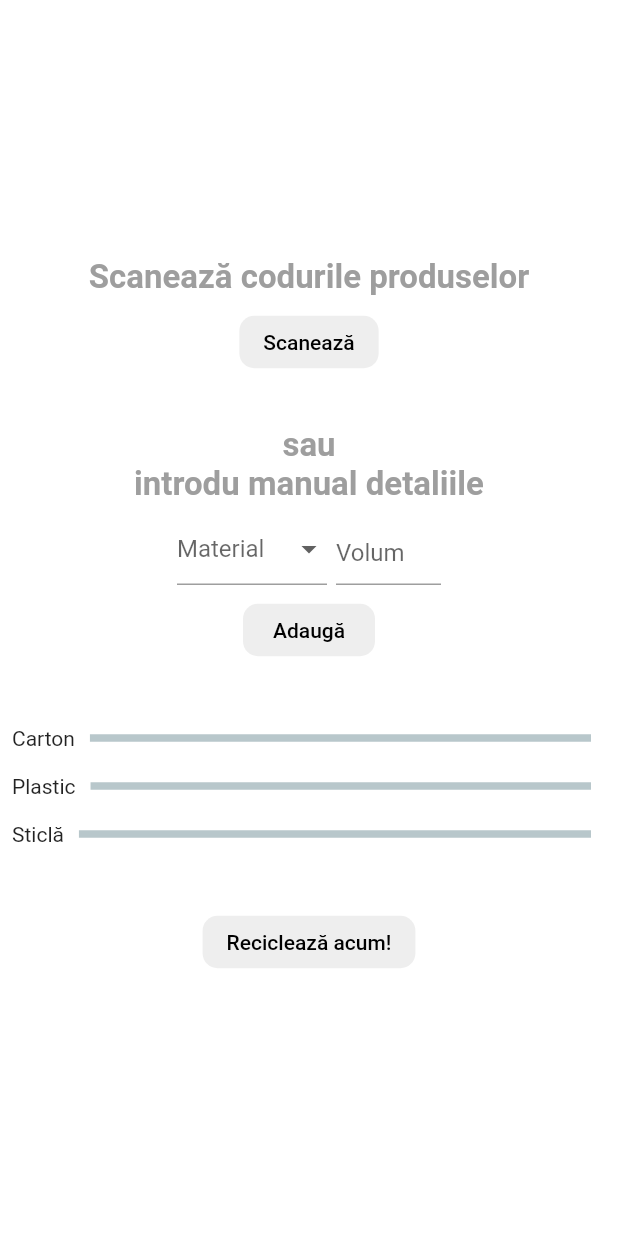
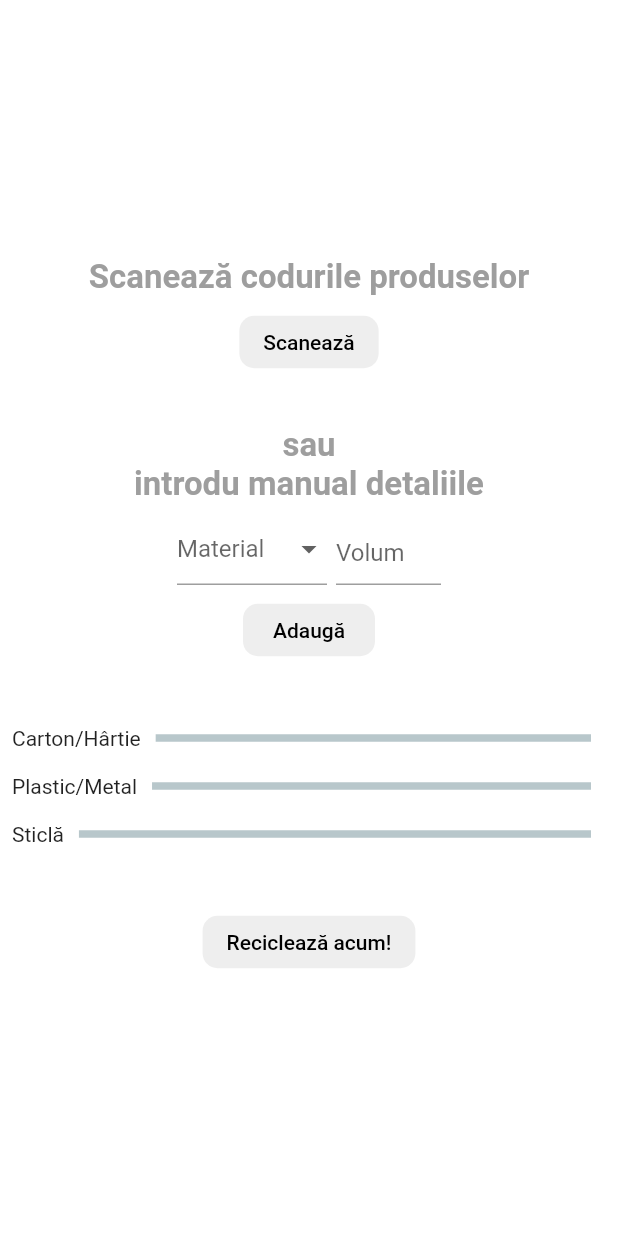
Before and after one commit to PrinceMatthew/smareci, a Flutter app: the addRecycledItems screen opened directly with empty values, after a tap on "Scanează", on a phone screen of 412 x 824 dp. Run offline on Flutter 3.47's test engine with Material 2 defaults, Android fonts, the light colour scheme and no system bars; drawn by our look-alikes of percent_indicator; our stand-ins replace appwrite, google_maps_flutter; missing offline and left inert: flutter_barcode_scanner; network calls fail.

```diff
--- a/lib/pages/pointData.dart
+++ b/lib/pages/pointData.dart
@@ -75,7 +75,7 @@ class _RecyclePageState extends State<RecyclePage> {
                         percent: data.statPlastic.toDouble() / 100000,
                         animation: true,
                         center: Text("Plastic/Metal"),
-                        progressColor: Colors.yellowAccent,
+                        progressColor: Colors.yellow,
                       ),
                       SizedBox(
                         height: 16,
@@ -86,7 +86,7 @@ class _RecyclePageState extends State<RecyclePage> {
                         percent: data.statSticla.toDouble() / 100000,
                         animation: true,
                         center: Text("Sticlă"),
-                        progressColor: Colors.blueAccent,
+                        progressColor: Colors.green,
                       ),
                       SizedBox(
                         height: 16,
@@ -97,7 +97,7 @@ class _RecyclePageState extends State<RecyclePage> {
                         percent: data.statHartie.toDouble() / 100000,
                         animation: true,
                         center: Text("Hârtie/Carton"),
-                        progressColor: Colors.brown,
+                        progressColor: Colors.blue,
                       ),
                     ],
                   );
--- a/lib/pages/recycle.dart
+++ b/lib/pages/recycle.dart
@@ -72,30 +72,39 @@ class _addRecycledItemsState extends State<addRecycledItems> {
                   collectionId: Config.objectCodesID,
                   queries: [Query.equal("barcode", objectCode)],
                 );
+                if (awaitObjectData.total == 0) {
+                  var snack = SnackBar(
+                    content: Text("Obiectul nu a fost găsit în baza de date!"),
+                    duration: Duration(seconds: 1),
+                  );
+                  ScaffoldMessenger.of(context).showSnackBar(snack);
+                  return;
+                }
                 var recycledObjectData = awaitObjectData.documents
                     .map((document) => RecycledObject.fromJson(document.data))
                     .first;
                 if (recycledObjectData.type == "Plastic") {
                   _progressPlastic += recycledObjectData.volume;
                   _availablePlastic -= recycledObjectData.volume;
-                  setState((){
-                   _percentPlastic = _progressPlastic / _availablePlastic;
+                  setState(() {
+                    _percentPlastic = _progressPlastic / _availablePlastic;
                   });
                 } else if (recycledObjectData.type == "Carton") {
                   _progressCarton += recycledObjectData.volume;
                   _availableCarton -= recycledObjectData.volume;
-                  setState((){
+                  setState(() {
                     _percentCarton = _progressCarton / _availableCarton;
                   });
                 } else if (recycledObjectData.type == "Sticlă") {
                   _progressSticla += recycledObjectData.volume;
                   _availableSticla -= recycledObjectData.volume;
-                  setState((){
+                  setState(() {
                     _percentSticla = _progressSticla / _availableSticla;
                   });
                 }
                 var snack = SnackBar(
                   content: Text("Obiectul scanat a fost adăugat!"),
+                  duration: Duration(seconds: 1),
                 );
                 ScaffoldMessenger.of(context).showSnackBar(snack);
               },
@@ -200,6 +209,7 @@ class _addRecycledItemsState extends State<addRecycledItems> {
                     });
                     const snack = SnackBar(
                       content: Text("Adăugat in lista de reciclare!"),
+                      duration: Duration(seconds: 1),
                     );
                     ScaffoldMessenger.of(context).showSnackBar(snack);
                   } else {
@@ -207,6 +217,7 @@ class _addRecycledItemsState extends State<addRecycledItems> {
                       content: Text("Volum prea mare! Disponibili doar " +
                           _availableCarton.toString() +
                           " mL."),
+                      duration: Duration(seconds: 1),
                     );
                     ScaffoldMessenger.of(context).showSnackBar(snack);
                   }
@@ -219,6 +230,7 @@ class _addRecycledItemsState extends State<addRecycledItems> {
                     });
                     const snack = SnackBar(
                       content: Text("Adăugat in lista de reciclare!"),
+                      duration: Duration(seconds: 1),
                     );
                     ScaffoldMessenger.of(context).showSnackBar(snack);
                   } else {
@@ -226,6 +238,7 @@ class _addRecycledItemsState extends State<addRecycledItems> {
                       content: Text("Volum prea mare! Disponibili doar " +
                           _availablePlastic.toString() +
                           " mL."),
+                      duration: Duration(seconds: 1),
                     );
                     ScaffoldMessenger.of(context).showSnackBar(snack);
                   }
@@ -238,6 +251,7 @@ class _addRecycledItemsState extends State<addRecycledItems> {
                     });
                     const snack = SnackBar(
                       content: Text("Adăugat in lista de reciclare!"),
+                      duration: Duration(seconds: 1),
                     );
                     ScaffoldMessenger.of(context).showSnackBar(snack);
                   } else {
@@ -245,6 +259,7 @@ class _addRecycledItemsState extends State<addRecycledItems> {
                       content: Text("Volum prea mare! Disponibili doar " +
                           _availableSticla.toString() +
                           " mL."),
+                      duration: Duration(seconds: 1),
                     );
                     ScaffoldMessenger.of(context).showSnackBar(snack);
                   }
@@ -268,16 +283,16 @@ class _addRecycledItemsState extends State<addRecycledItems> {
               padding: const EdgeInsets.all(8.0),
               child: LinearPercentIndicator(
                 percent: _percentCarton,
-                leading: Text("Carton"),
-                progressColor: Colors.red,
+                leading: Text("Carton/Hârtie"),
+                progressColor: Colors.blue,
               ),
             ),
             Padding(
               padding: const EdgeInsets.all(8.0),
               child: LinearPercentIndicator(
                 percent: _percentPlastic,
-                leading: Text("Plastic"),
-                progressColor: Colors.blue,
+                leading: Text("Plastic/Metal"),
+                progressColor: Colors.yellow,
               ),
             ),
             Padding(
@@ -285,7 +300,7 @@ class _addRecycledItemsState extends State<addRecycledItems> {
               child: LinearPercentIndicator(
                 percent: _percentSticla,
                 leading: Text("Sticlă"),
-                progressColor: Colors.yellow,
+                progressColor: Colors.green,
               ),
             ),
             const SizedBox(
--- a/pubspec.yaml
+++ b/pubspec.yaml
@@ -40,6 +40,7 @@ dependencies:
   url_launcher: ^6.1.2
   appwrite: ^6.0.0
   flutter_barcode_scanner: ^2.0.0
+
 
 dev_dependencies:
   flutter_test:
```
Also changed, not shown: 22 other files.
